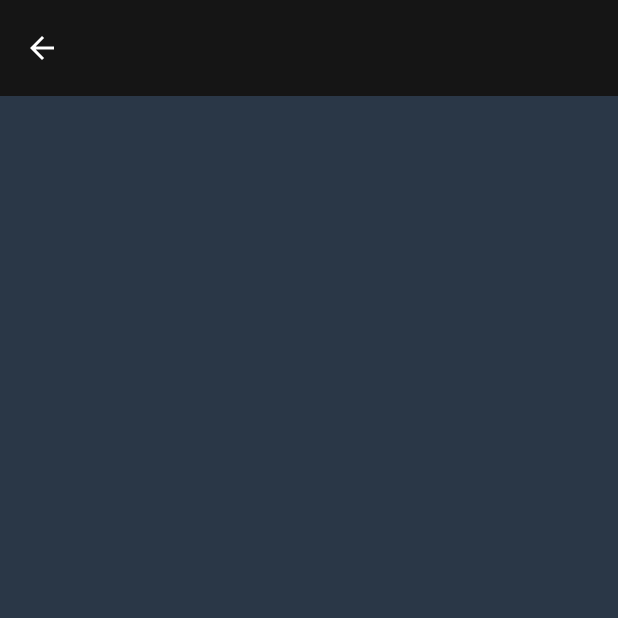
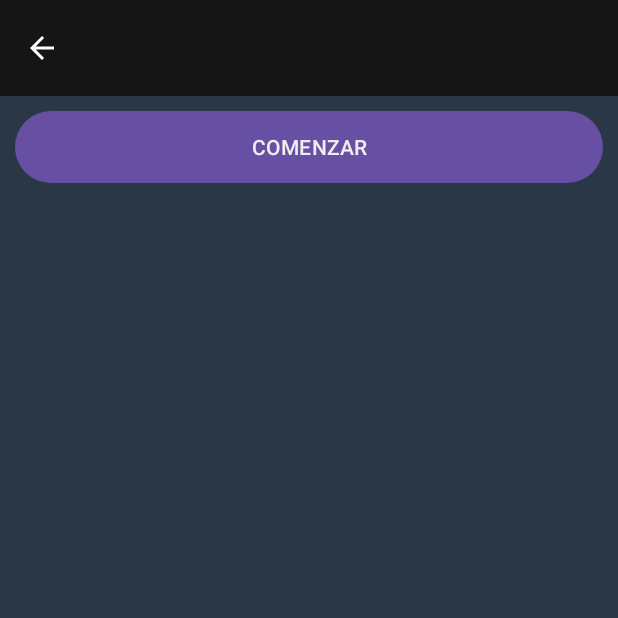
Before and after one commit to PieroJurupe/Android_ExerciseRoutine, an Android app: the NewActivity screen opened directly, with no data from a screen before it, on a phone screen of 412 x 824 dp, the top half of it. Run offline under Robolectric (Android 15) with nearby library versions, the phone set to English and light mode, and no system bars.

Commit message:
Subiendo caracteristicas de la actividad nueva

```diff
--- a/app/src/main/AndroidManifest.xml
+++ b/app/src/main/AndroidManifest.xml
@@ -12,6 +12,9 @@
         android:supportsRtl="true"
         android:theme="@style/Theme.GymApp"
         tools:targetApi="31">
+        <activity
+            android:name=".CronometroActivity"
+            android:exported="false" />
         <activity android:name=".NewActivity" />
         <activity
             android:name=".AddRoutineActivity"
--- a/app/src/main/res/layout/activity_new.xml
+++ b/app/src/main/res/layout/activity_new.xml
@@ -24,6 +24,16 @@
             android:textStyle="bold" />
     </androidx.appcompat.widget.Toolbar>
 
+    <Button
+        android:id="@+id/buttonStart"
+        android:layout_width="fill_parent"
+        android:layout_height="wrap_content"
+        android:layout_margin="10.0dp"
+        android:background="@drawable/btn"
+        android:text="Comenzar"
+        android:textAllCaps="true"
+        android:textColor="#EEEEEE" />
+
     <LinearLayout
         android:layout_width="fill_parent"
         android:layout_height="fill_parent"
```
Also changed, not shown: app/src/main/java/com/example/gymapp/CronometroActivity.java (added, +24 -0 lines), app/src/main/java/com/example/gymapp/MainActivity.java (+12 -0 lines), app/src/main/java/com/example/gymapp/NewActivity.java (+19 -20 lines), app/src/main/res/layout/activity_cronometro.xml (added, +10 -0 lines).
